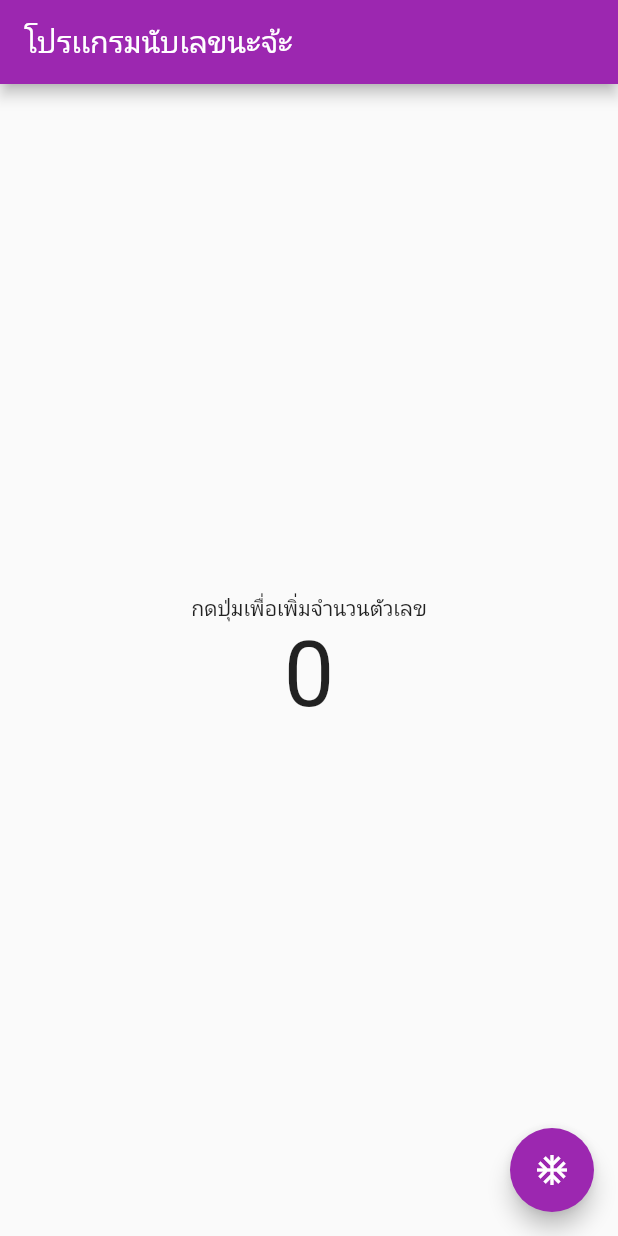
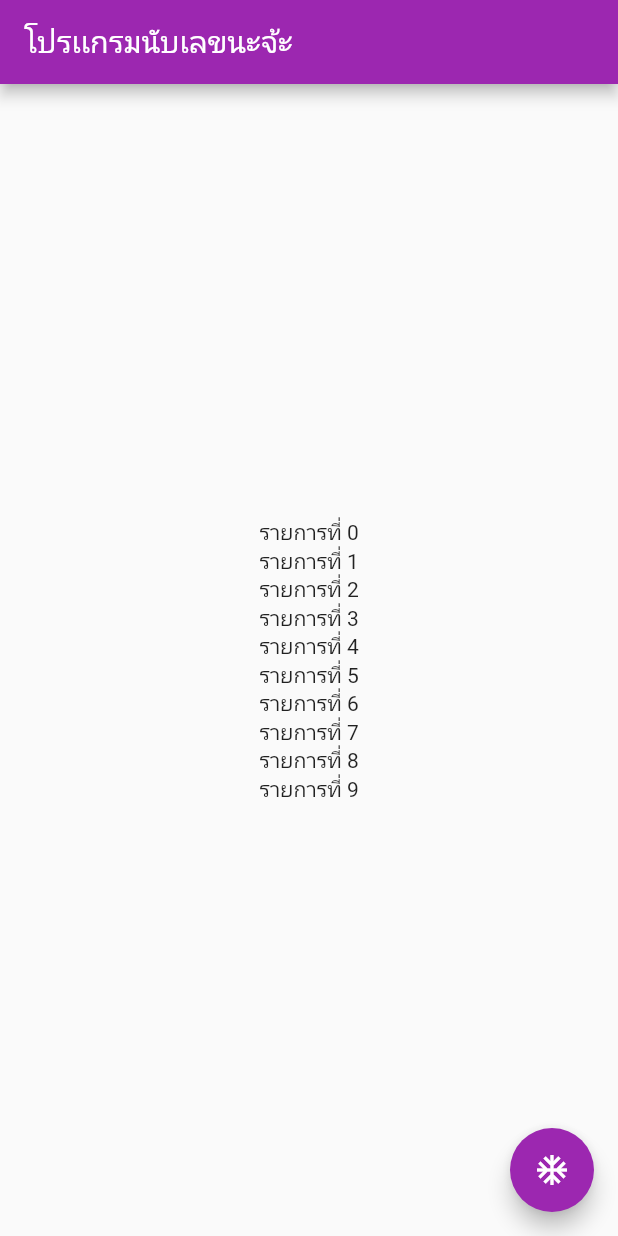
Before and after one commit to SIBPPAKORN/project-flutter_app, a Flutter app: the screen it shows after launch, on a phone screen of 412 x 824 dp. Run offline on Flutter 3.47's test engine with Material 2 defaults, Android fonts, the phone set to English and light mode, and no system bars.

Commit message:
i=1-9 (1)

```diff
--- a/lib/main.dart
+++ b/lib/main.dart
@@ -27,11 +27,10 @@
   @override
   Widget build(BuildContext context) {
     List<Widget> data = [];
-    data.add(Text("กดปุ่มเพื่อเพิ่มจำนวนตัวเลข"));
-    data.add(Text(
-      number.toString(),
-      style: TextStyle(fontSize: 60),
-    ));
+    for (var i = 0; i < 10; i++) {
+      data.add(Text("รายการที่ $i"));
+    }
+
     return Scaffold(
       appBar: AppBar(
         title: Text("โปรเเกรมนับเลขนะจ้ะ"),
```
